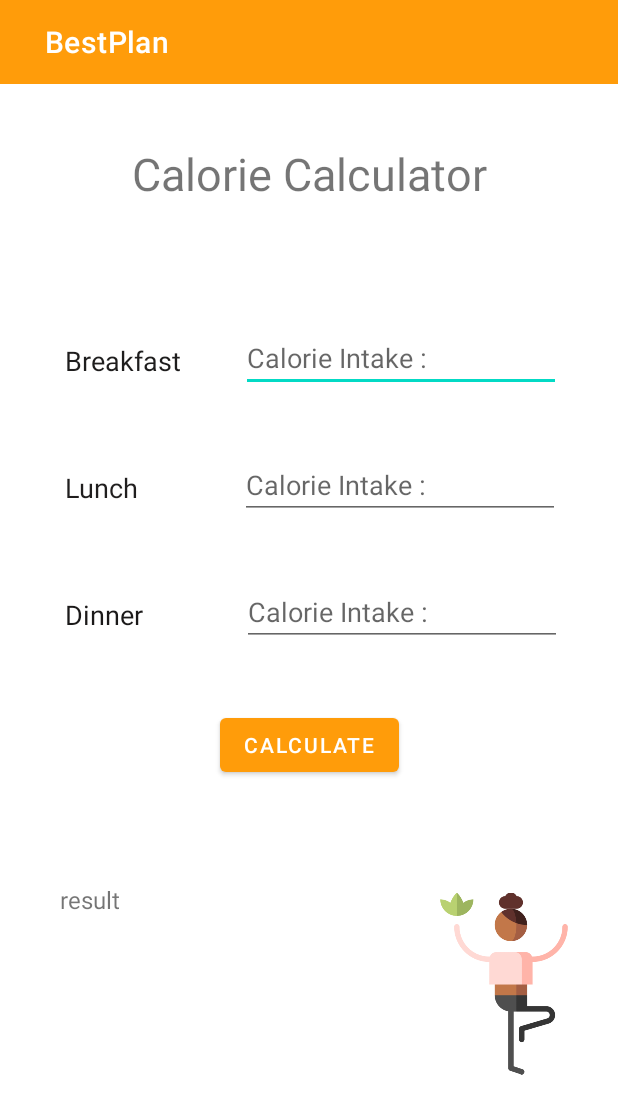
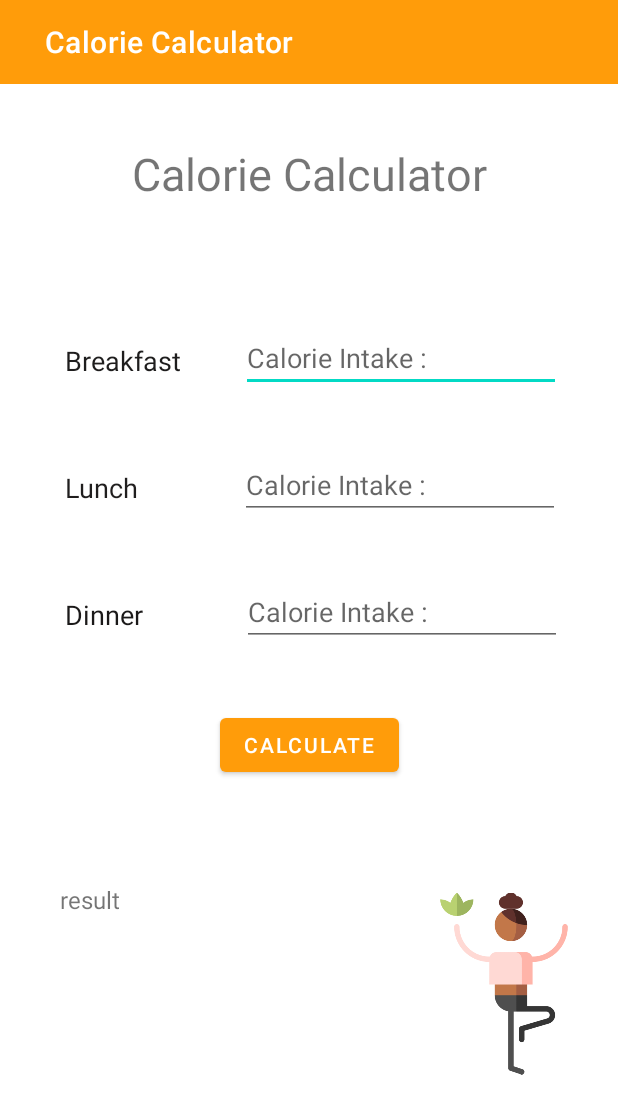
Before and after one commit to MadhaviImashi/4Flicks_BestPlan-application, an Android app: the calorCalcu screen opened directly, with no data from a screen before it, on a phone screen of 412 x 824 dp. Shown: the top 1114 px of the screen. Run offline under Robolectric (Android 15) with nearby library versions, the phone set to English and light mode, and no system bars.

Commit message:
Toolbar names changed.

```diff
--- a/app/src/main/res/layout/activity_add_meal.xml
+++ b/app/src/main/res/layout/activity_add_meal.xml
@@ -17,7 +17,7 @@
         app:layout_constraintEnd_toEndOf="parent"
         app:layout_constraintStart_toStartOf="parent"
         app:layout_constraintTop_toTopOf="parent"
-        app:title="BestPlan"
+        app:title="Add Meal"
         app:titleMarginStart="30dp"
         app:titleTextColor="#FFFFFF" />
 
--- a/app/src/main/res/layout/activity_calor_calcu.xml
+++ b/app/src/main/res/layout/activity_calor_calcu.xml
@@ -17,7 +17,7 @@
         app:layout_constraintEnd_toEndOf="parent"
         app:layout_constraintStart_toStartOf="parent"
         app:layout_constraintTop_toTopOf="parent"
-        app:title="BestPlan"
+        app:title="Calorie Calculator"
         app:titleMarginStart="30dp"
         app:titleTextColor="#FFFFFF" />
 
--- a/app/src/main/res/layout/activity_edit_meal.xml
+++ b/app/src/main/res/layout/activity_edit_meal.xml
@@ -17,7 +17,7 @@
         app:layout_constraintEnd_toEndOf="parent"
         app:layout_constraintStart_toStartOf="parent"
         app:layout_constraintTop_toTopOf="parent"
-        app:title="BestPlan"
+        app:title="Edit Meal"
         app:titleMarginStart="30dp"
         app:titleTextColor="#FFFFFF" />
 
--- a/app/src/main/res/layout/activity_list_of_meals.xml
+++ b/app/src/main/res/layout/activity_list_of_meals.xml
@@ -16,7 +16,7 @@
         app:layout_constraintEnd_toEndOf="parent"
         app:layout_constraintStart_toStartOf="parent"
         app:layout_constraintTop_toTopOf="parent"
-        app:title="BestPlan"
+        app:title="Meal Plan"
         app:titleMarginStart="30dp"
         app:titleTextColor="#FFFFFF" />
 
--- a/app/src/main/res/layout/activity_welcome_meal.xml
+++ b/app/src/main/res/layout/activity_welcome_meal.xml
@@ -17,7 +17,7 @@
         app:layout_constraintEnd_toEndOf="parent"
         app:layout_constraintStart_toStartOf="parent"
         app:layout_constraintTop_toTopOf="parent"
-        app:title="BestPlan"
+        app:title="Welcome To Meal Planner"
         app:titleMarginStart="30dp"
         app:titleTextColor="#FFFFFF" />
 
```
